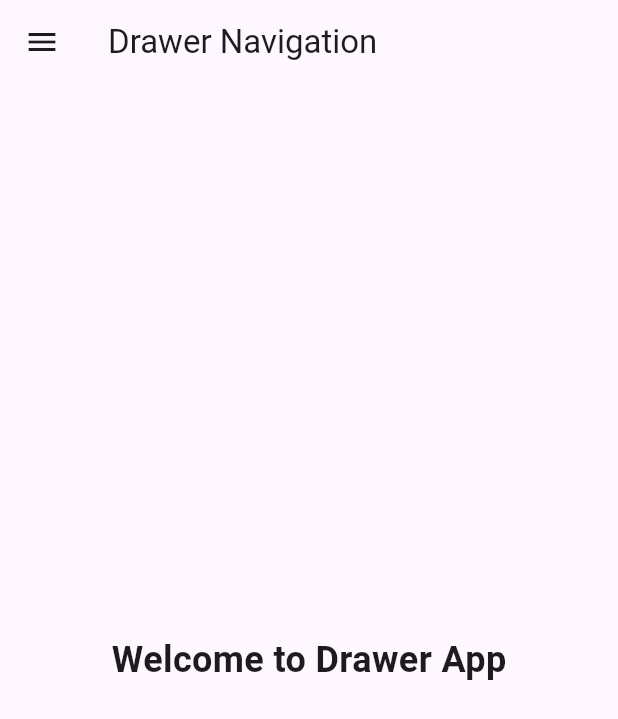
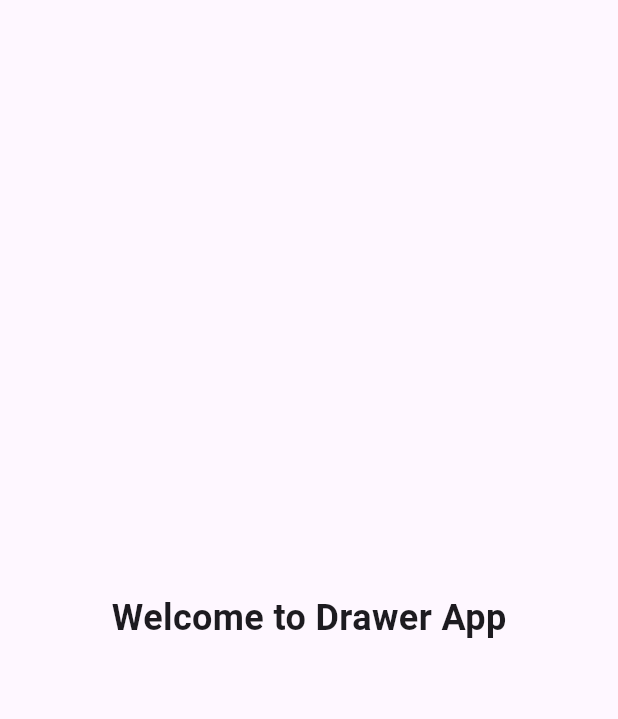
Before and after one commit to OrewaKimi/Flutter_Project, a Flutter app: the HomeWithDrawer screen opened directly, on a phone screen of 412 x 824 dp. Shown: the top 719 px of the screen. Run offline on Flutter 3.47's test engine with Material 3 defaults, Android fonts, the phone set to English and light mode, and no system bars.

Commit message:
update code for pagetwo

```diff
--- a/belajar_navigasi/lib/home_with_drawer.dart
+++ b/belajar_navigasi/lib/home_with_drawer.dart
@@ -6,39 +6,11 @@ class HomeWithDrawer extends StatelessWidget {
   @override
   Widget build(BuildContext context) {
     return Scaffold(
-      appBar: AppBar(title: Text('Drawer Navigation'),),
-      drawer: Drawer(
-        child: ListView(
-          padding: EdgeInsets.zero,
-          children: [
-            DrawerHeader(
-              decoration: BoxDecoration(color: Colors.blue),
-              child: Text('Drawer Header', style: TextStyle(color: Colors.white)),
-            ),
-
-            ListTile(
-              leading: const Icon(Icons.home),
-              title: const Text('Home'),
-              onTap: () {
-                Navigator.pop(context); // Close the drawer
-              },
-            ),
-            ListTile(
-              leading: const Icon(Icons.settings),
-              title: const Text('Settings'),
-              onTap: () {
-                ScaffoldMessenger.of(context).showSnackBar(
-                  SnackBar(content: Text('Settings Clicked')),
-                );
-                Navigator.pop(context);
-              },
-            ),
-          ],
+      body: Center(
+        child: Text(
+          'Welcome to Drawer App',
+          style: TextStyle(fontSize: 24, fontWeight: FontWeight.bold),
         ),
-      ),
-      body: Center(
-        child: Text('Welcome to Drawer App',
-          style: TextStyle(fontSize: 24, fontWeight: FontWeight.bold) ),
       ),
     );
   }
```
